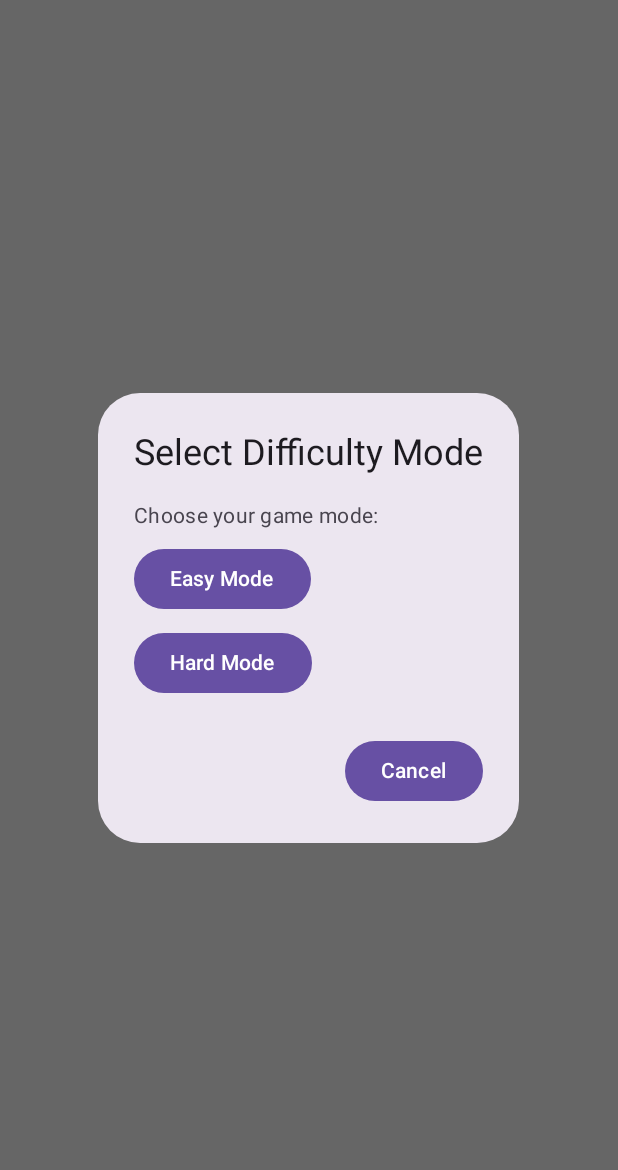
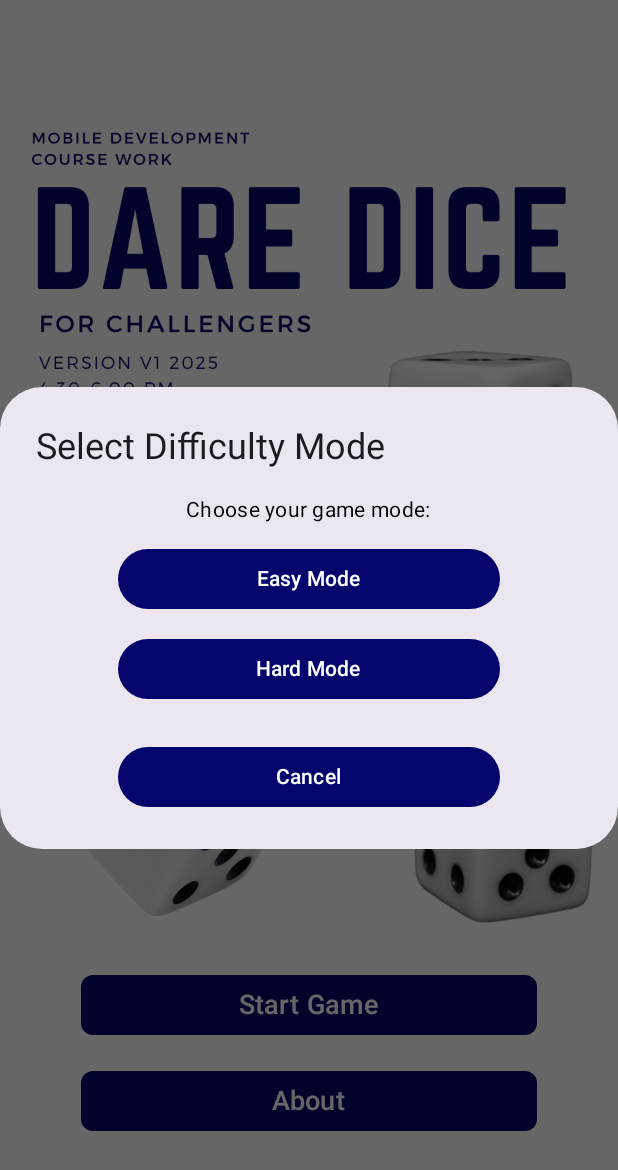
Before and after one commit to agzaiyenth/Dice-Mobile-Game, an Android app built with Jetpack Compose: the MainMenuScreen screen opened through its navigation route, after a tap on "Start Game", on a phone screen of 412 x 824 dp. Shown: the top 1170 px of the screen. Run offline under Robolectric (Android 15) with nearby library versions, the phone set to English and light mode, and no system bars.

Commit message:
Updated  UI Theme Color

```diff
--- a/app/src/main/java/com/example/rollthedice/ui/theme/GameScreen.kt
+++ b/app/src/main/java/com/example/rollthedice/ui/theme/GameScreen.kt
@@ -9,8 +9,8 @@ import androidx.navigation.NavController
 import com.example.rollthedice.viewmodel.DiceGameViewModel
 import androidx.compose.runtime.collectAsState
 @Composable
-fun GameScreen(navController: NavController, mode: String) { // ✅ Mode is passed and fixed
-    val viewModel = remember { DiceGameViewModel(mode) } // ✅ Pass mode to ViewModel
+fun GameScreen(navController: NavController, mode: String) {
+    val viewModel = remember { DiceGameViewModel(mode) }
     val humanDice by viewModel.humanDice.collectAsState()
     val computerDice by viewModel.computerDice.collectAsState()
     val humanScore by viewModel.humanScore.collectAsState()
--- a/app/src/main/java/com/example/rollthedice/ui/theme/MainMenuScreen.kt
+++ b/app/src/main/java/com/example/rollthedice/ui/theme/MainMenuScreen.kt
@@ -1,31 +1,64 @@
 package com.example.rollthedice.ui.theme
 
+import androidx.compose.foundation.Image
+import androidx.compose.foundation.background
 import androidx.compose.foundation.layout.*
 import androidx.compose.material3.*
 import androidx.compose.runtime.*
 import androidx.compose.ui.*
+import androidx.compose.ui.graphics.Color
+import androidx.compose.ui.res.painterResource
 import androidx.compose.ui.unit.dp
+import androidx.compose.ui.unit.sp
+import androidx.compose.ui.layout.ContentScale
 import androidx.navigation.NavController
+import com.example.rollthedice.R
 
 @Composable
 fun MainMenuScreen(navController: NavController) {
     var showModeDialog by remember { mutableStateOf(false) }
     var showDialog by remember { mutableStateOf(false) }
 
+    Box(
+        modifier = Modifier
+            .fillMaxSize()
+            .background(Color.Black)
+    ) {
+        Image(
+            painter = painterResource(id = R.drawable.background),
+            contentDescription = "Background Image",
+            modifier = Modifier.fillMaxSize(),
+            contentScale = ContentScale.FillHeight
+        )
+
         Column(
-        modifier = Modifier.fillMaxSize(),
+            modifier = Modifier
+                .fillMaxSize()
+                .padding(16.dp)
+                .padding(bottom = 50.dp),
             horizontalAlignment = Alignment.CenterHorizontally,
-        verticalArrangement = Arrangement.Center
+            verticalArrangement = Arrangement.Bottom
         ) {
-        Button(onClick = { showModeDialog = true }) {
-            Text("Start Game")
+            Button(
+                onClick = { showModeDialog = true },
+                modifier = Modifier.fillMaxWidth(0.8f),
+                shape = MaterialTheme.shapes.small,
+                colors = ButtonDefaults.buttonColors(containerColor = Color(0xFF04056C))
+            ) {
+                Text("Start Game", fontSize = 18.sp, color = Color.White)
             }
             Spacer(modifier = Modifier.height(16.dp))
-        Button(onClick = { showDialog = true }) {
-            Text("About")
+            Button(
+                onClick = { showDialog = true },
+                modifier = Modifier.fillMaxWidth(0.8f),
+                shape = MaterialTheme.shapes.small,
+                colors = ButtonDefaults.buttonColors(containerColor = Color(0xFF04056C))
+            ) {
+                Text("About", fontSize = 18.sp, color = Color.White)
+            }
+        }
     }
 
-    }
     if (showDialog) {
         showAboutDialog(onDismiss = { showDialog = false })
     }
@@ -41,24 +74,26 @@ fun MainMenuScreen(navController: NavController) {
     }
 }
 
-
-
-
 @Composable
 fun showAboutDialog(onDismiss: () -> Unit) {
     AlertDialog(
         onDismissRequest = onDismiss,
         title = { Text("About") },
         text = {
-            Text("I confirm that I understand what plagiarism is and have read and\n" +
+            Text(
+                "I confirm that I understand what plagiarism is and have read and\n" +
                         "understood the section on Assessment Offences in the Essential\n" +
                         "The work that I have submitted is\n" +
                         "entirely my own. Any work from other authors is duly referenced\n" +
-                    "and acknowledged.")
+                        "and acknowledged."
+            )
         },
         confirmButton = {
-            Button(onClick = onDismiss) {
-                Text("OK")
+            Button(
+                onClick = onDismiss,
+                colors = ButtonDefaults.buttonColors(containerColor = Color(0xFF04056C))
+            ) {
+                Text("OK", color = Color.White)
             }
         }
     )
--- a/app/src/main/java/com/example/rollthedice/ui/theme/ModeSelectionDialog.kt
+++ b/app/src/main/java/com/example/rollthedice/ui/theme/ModeSelectionDialog.kt
@@ -1,8 +1,11 @@
 package com.example.rollthedice.ui.theme
+
 import androidx.compose.foundation.layout.*
 import androidx.compose.material3.*
 import androidx.compose.runtime.*
+import androidx.compose.ui.Alignment
 import androidx.compose.ui.Modifier
+import androidx.compose.ui.graphics.Color
 import androidx.compose.ui.unit.dp
 
 @Composable
@@ -11,22 +14,41 @@ fun ModeSelectionDialog(onModeSelected: (String) -> Unit, onDismiss: () -> Unit)
         onDismissRequest = onDismiss,
         title = { Text("Select Difficulty Mode") },
         text = {
-            Column {
-                Text("Choose your game mode:")
-                Spacer(modifier = Modifier.height(8.dp))
-                Button(onClick = { onModeSelected("easy") }) {
-                    Text("Easy Mode")
+            Column(
+                modifier = Modifier.fillMaxWidth(),
+                horizontalAlignment = Alignment.CenterHorizontally, // Align buttons center
+                verticalArrangement = Arrangement.spacedBy(12.dp) // Add spacing between buttons
+            ) {
+                Text("Choose your game mode:", color = Color.Black)
+                Button(
+                    onClick = { onModeSelected("easy") },
+                    modifier = Modifier.fillMaxWidth(0.7f), // Ensures uniform button size
+                    colors = ButtonDefaults.buttonColors(containerColor = Color(0xFF04056C))
+                ) {
+                    Text("Easy Mode", color = Color.White)
                 }
-                Spacer(modifier = Modifier.height(8.dp))
-                Button(onClick = { onModeSelected("hard") }) {
-                    Text("Hard Mode")
+                Button(
+                    onClick = { onModeSelected("hard") },
+                    modifier = Modifier.fillMaxWidth(0.7f),
+                    colors = ButtonDefaults.buttonColors(containerColor = Color(0xFF04056C))
+                ) {
+                    Text("Hard Mode", color = Color.White)
                 }
             }
         },
         confirmButton = {},
         dismissButton = {
-            Button(onClick = onDismiss) {
-                Text("Cancel")
+            Column(
+                modifier = Modifier.fillMaxWidth(),
+                horizontalAlignment = Alignment.CenterHorizontally
+            ) {
+                Button(
+                    onClick = onDismiss,
+                    modifier = Modifier.fillMaxWidth(0.7f),
+                    colors = ButtonDefaults.buttonColors(containerColor = Color(0xFF04056C))
+                ) {
+                    Text("Cancel", color = Color.White)
+                }
             }
         }
     )
```
Also changed, not shown: app/src/main/res/drawable/background.png (added). Lines whose indentation alone changed are shown as unchanged.
